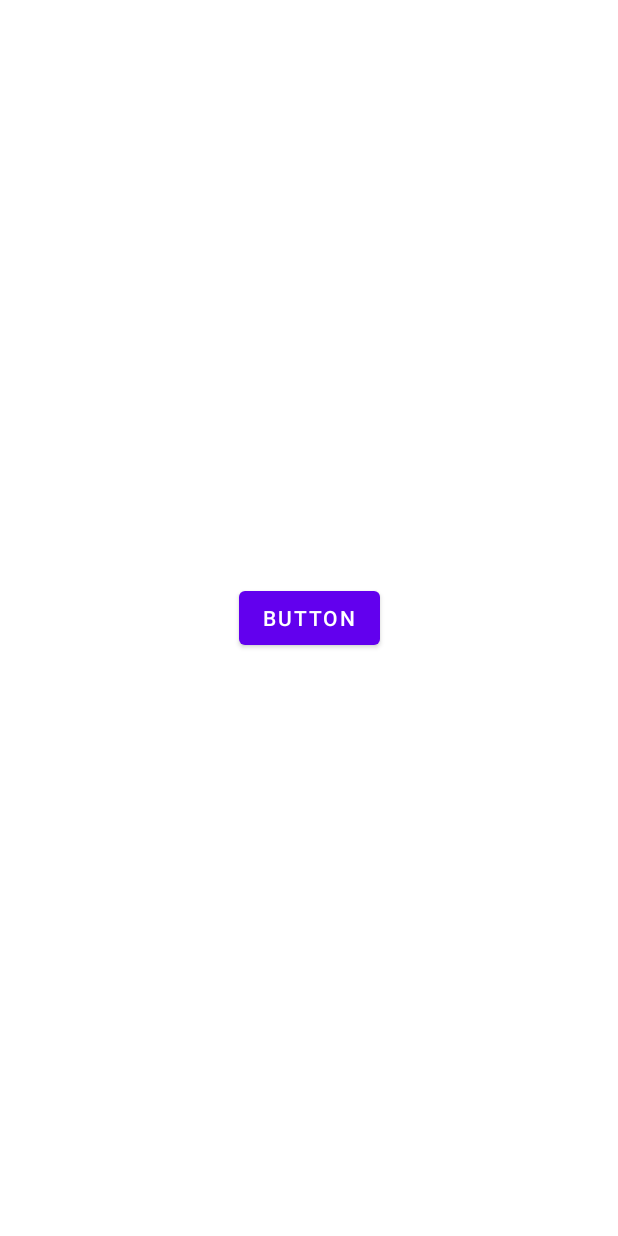
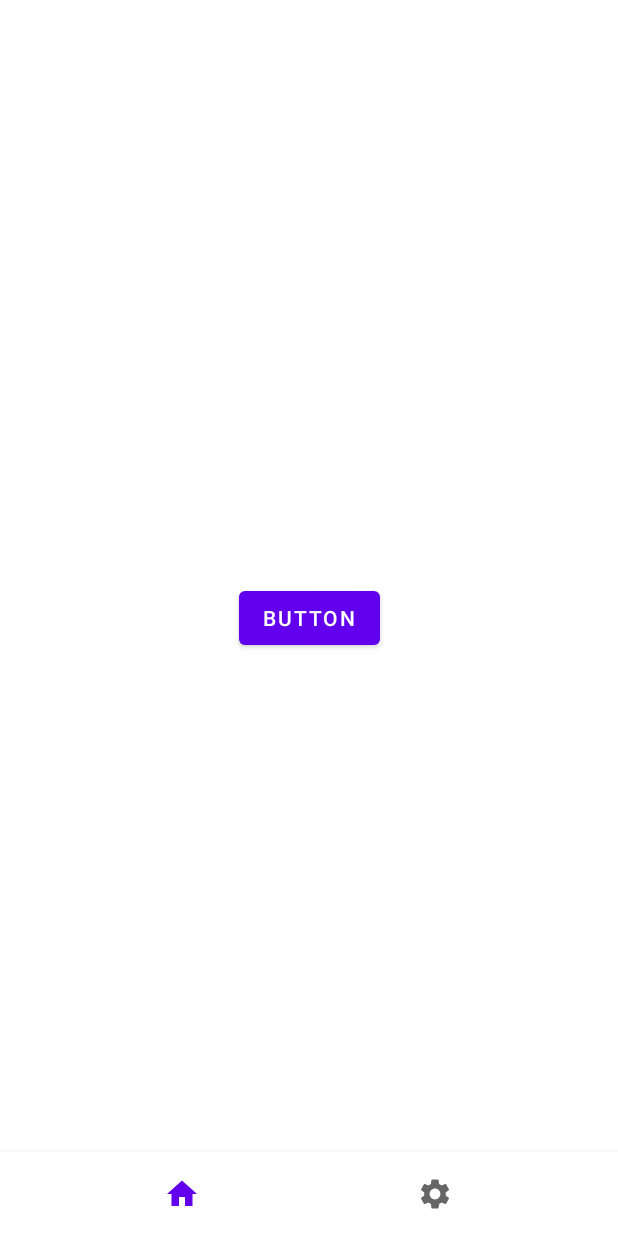
Before and after one commit to mrko900/brain-trainer, an Android app: the screen it shows after launch (MainActivity), on a phone screen of 412 x 824 dp. Run offline under Robolectric (Android 15) with nearby library versions, the phone set to English and light mode, and no system bars.

Commit message:
Bottom navigation menu

```diff
--- a/app/src/main/AndroidManifest.xml
+++ b/app/src/main/AndroidManifest.xml
@@ -16,7 +16,8 @@
         <activity
                 android:name=".MainActivity"
                 android:exported="true"
-                android:theme="@style/Theme.Braintrainer.NoActionBar">
+                android:theme="@style/Theme.Braintrainer.NoActionBar"
+                android:screenOrientation="portrait">
             <intent-filter>
                 <action android:name="android.intent.action.MAIN" />
                 <category android:name="android.intent.category.LAUNCHER" />
--- /dev/null
+++ b/app/src/main/res/drawable/ic_baseline_home_24.xml
@@ -0,0 +1,5 @@
+<vector android:height="24dp" android:tint="#000000"
+    android:viewportHeight="24" android:viewportWidth="24"
+    android:width="24dp" xmlns:android="http://schemas.android.com/apk/res/android">
+    <path android:fillColor="@android:color/white" android:pathData="M10,20v-6h4v6h5v-8h3L12,3 2,12h3v8z"/>
+</vector>
--- /dev/null
+++ b/app/src/main/res/drawable/ic_baseline_settings_24.xml
@@ -0,0 +1,5 @@
+<vector android:height="24dp" android:tint="#000000"
+    android:viewportHeight="24" android:viewportWidth="24"
+    android:width="24dp" xmlns:android="http://schemas.android.com/apk/res/android">
+    <path android:fillColor="@android:color/white" android:pathData="M19.14,12.94c0.04,-0.3 0.06,-0.61 0.06,-0.94c0,-0.32 -0.02,-0.64 -0.07,-0.94l2.03,-1.58c0.18,-0.14 0.23,-0.41 0.12,-0.61l-1.92,-3.32c-0.12,-0.22 -0.37,-0.29 -0.59,-0.22l-2.39,0.96c-0.5,-0.38 -1.03,-0.7 -1.62,-0.94L14.4,2.81c-0.04,-0.24 -0.24,-0.41 -0.48,-0.41h-3.84c-0.24,0 -0.43,0.17 -0.47,0.41L9.25,5.35C8.66,5.59 8.12,5.92 7.63,6.29L5.24,5.33c-0.22,-0.08 -0.47,0 -0.59,0.22L2.74,8.87C2.62,9.08 2.66,9.34 2.86,9.48l2.03,1.58C4.84,11.36 4.8,11.69 4.8,12s0.02,0.64 0.07,0.94l-2.03,1.58c-0.18,0.14 -0.23,0.41 -0.12,0.61l1.92,3.32c0.12,0.22 0.37,0.29 0.59,0.22l2.39,-0.96c0.5,0.38 1.03,0.7 1.62,0.94l0.36,2.54c0.05,0.24 0.24,0.41 0.48,0.41h3.84c0.24,0 0.44,-0.17 0.47,-0.41l0.36,-2.54c0.59,-0.24 1.13,-0.56 1.62,-0.94l2.39,0.96c0.22,0.08 0.47,0 0.59,-0.22l1.92,-3.32c0.12,-0.22 0.07,-0.47 -0.12,-0.61L19.14,12.94zM12,15.6c-1.98,0 -3.6,-1.62 -3.6,-3.6s1.62,-3.6 3.6,-3.6s3.6,1.62 3.6,3.6S13.98,15.6 12,15.6z"/>
+</vector>
--- a/app/src/main/res/layout/main.xml
+++ b/app/src/main/res/layout/main.xml
@@ -5,6 +5,15 @@
         android:layout_width="match_parent"
         android:layout_height="match_parent"
         tools:context=".MainActivity" >
+
+    <com.google.android.material.bottomnavigation.BottomNavigationView
+            android:layout_width="0dp"
+            android:layout_height="wrap_content"
+            app:layout_constraintBottom_toBottomOf="parent"
+            app:layout_constraintStart_toStartOf="parent"
+            app:layout_constraintEnd_toEndOf="parent"
+            app:menu="@menu/bottom_nav_menu"
+            app:labelVisibilityMode="unlabeled" />
 
     <Button
             android:text="Button"
--- /dev/null
+++ b/app/src/main/res/menu/bottom_nav_menu.xml
@@ -0,0 +1,11 @@
+<?xml version="1.0" encoding="utf-8"?>
+<menu xmlns:android="http://schemas.android.com/apk/res/android">
+    <item android:id="@+id/home"
+        android:title="@string/title_home"
+        android:icon="@drawable/ic_baseline_home_24"
+        android:enabled="true" />
+    <item android:id="@+id/options"
+            android:title="@string/title_options"
+            android:icon="@drawable/ic_baseline_settings_24"
+            android:enabled="true" />
+</menu>
--- a/app/src/main/res/values/strings.xml
+++ b/app/src/main/res/values/strings.xml
@@ -1,3 +1,5 @@
 <resources>
     <string name="app_name">braintrainer</string>
+    <string name="title_home">Home</string>
+    <string name="title_options">Options</string>
 </resources>
```
